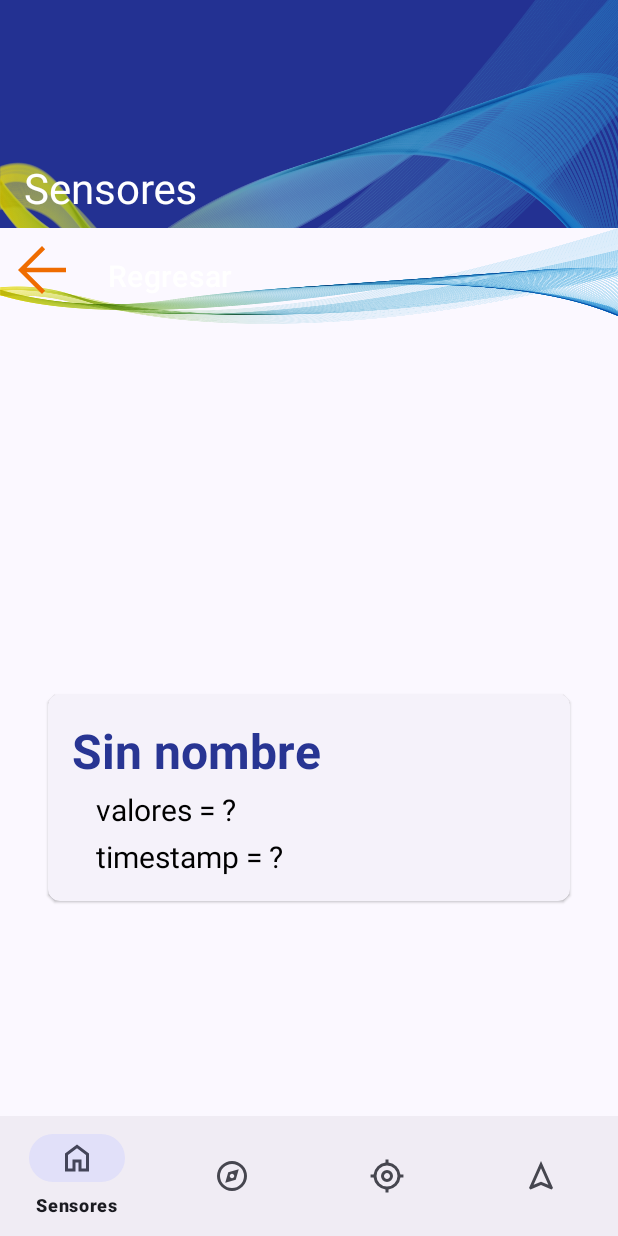
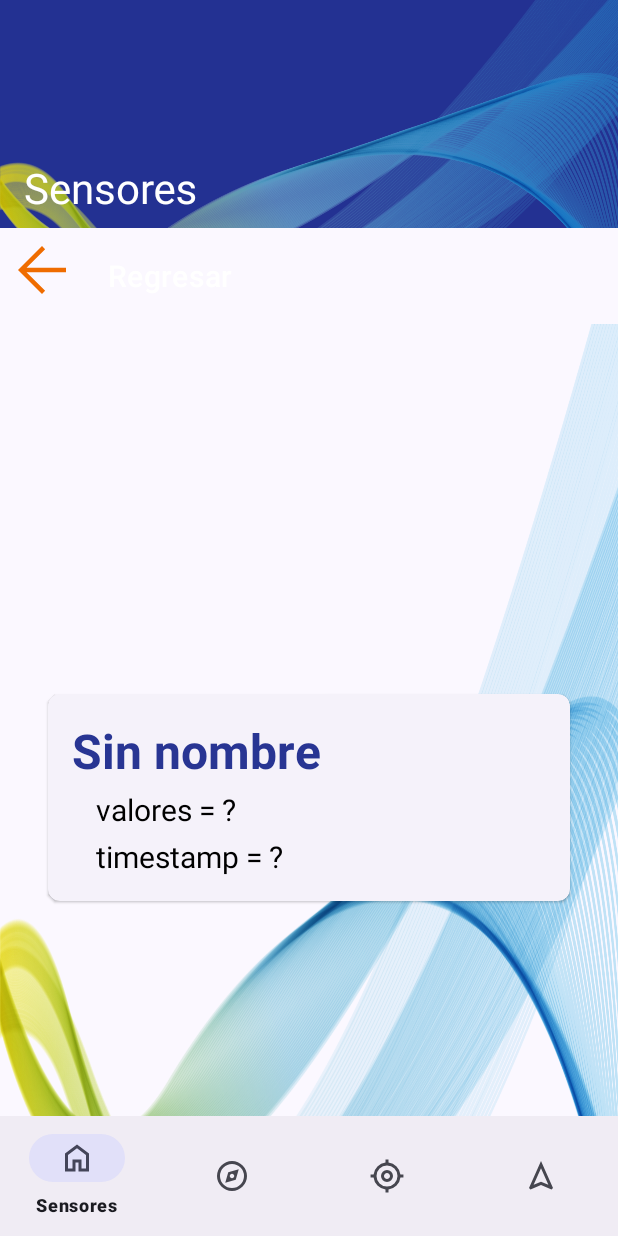
Before and after one commit to OmarNietoUACM/2026_II_Uso_de_Sensores, an Android app: the fragment SensorDetailFragment placed in its activity, on a phone screen of 412 x 824 dp. Run offline under Robolectric (Android 15) with nearby library versions, the phone set to English and light mode, and no system bars.

Commit message:
Se realizó cambio en la imagen de fondo de algunos fragments

```diff
--- a/app/src/main/res/layout/fragment_g_p_s.xml
+++ b/app/src/main/res/layout/fragment_g_p_s.xml
@@ -5,6 +5,8 @@
     xmlns:app="http://schemas.android.com/apk/res-auto"
     android:layout_width="match_parent"
     android:layout_height="match_parent"
+    android:background="@drawable/main_tool_bar3"
+
     tools:context=".GPSFragment">
 
 
--- a/app/src/main/res/layout/fragment_gyro_sensor.xml
+++ b/app/src/main/res/layout/fragment_gyro_sensor.xml
@@ -5,6 +5,7 @@
     xmlns:app="http://schemas.android.com/apk/res-auto"
     android:layout_width="match_parent"
     android:layout_height="match_parent"
+
     tools:context=".CompassSensorFragment">
 
 
--- a/app/src/main/res/layout/fragment_sensor_detail.xml
+++ b/app/src/main/res/layout/fragment_sensor_detail.xml
@@ -5,6 +5,7 @@
     xmlns:app="http://schemas.android.com/apk/res-auto"
     android:layout_width="match_parent"
     android:layout_height="match_parent"
+    android:background="@drawable/main_tool_bar3"
     tools:context=".SensorDetailFragment">
 
 
@@ -22,9 +23,9 @@
             android:layout_height="?attr/actionBarSize"
             app:title="Regresar"
             android:src="@drawable/main_tool_bar3"
-            android:background="@drawable/main_tool_bar3"
             app:navigationIcon="@drawable/arrow_back_48dp"
             app:navigationIconTint="#EF6C00"
+            android:background="@android:color/transparent"
             style="@style/Widget.MaterialComponents.Toolbar.Primary"
             />
 
```
